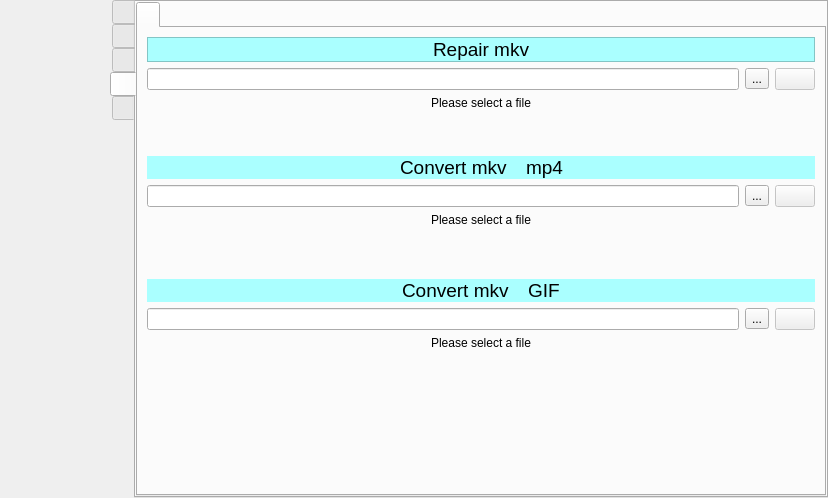
The window that src/wayland/formMainWindow_wl.ui (vkohaupt/vokoscreenNG) describes before a commit, drawn with Qt 5.
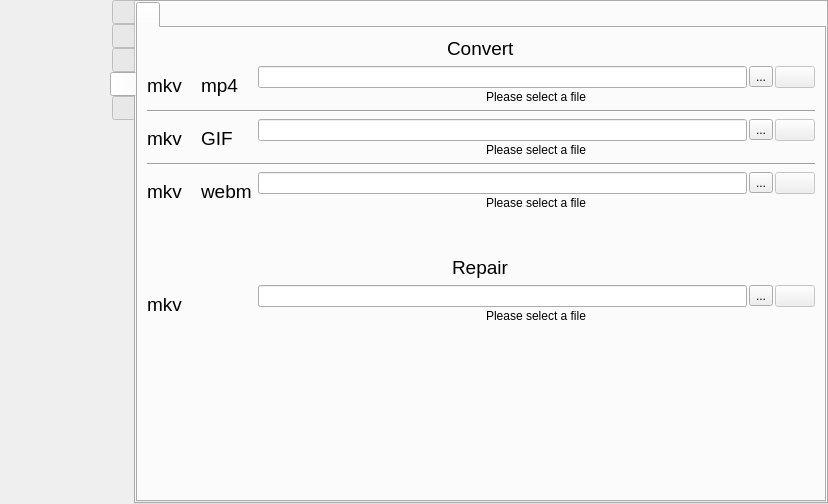
The same window after the commit. The open tabs and pages were chosen to show the change. Icons and pictures are not drawn.

Commit message: Convert mkv to webm

What changed in the file:
```diff
--- a/src/wayland/formMainWindow_wl.ui
+++ b/src/wayland/formMainWindow_wl.ui
@@ -7,7 +7,7 @@
     <x>0</x>
     <y>0</y>
     <width>828</width>
-    <height>498</height>
+    <height>504</height>
    </rect>
   </property>
   <property name="windowTitle">
@@ -3008,18 +3008,73 @@
               <string notr="true"/>
              </attribute>
              <layout class="QVBoxLayout" name="verticalLayout_23">
+              <item alignment="Qt::AlignHCenter">
+               <widget class="QLabel" name="label_14">
+                <property name="font">
+                 <font>
+                  <pointsize>14</pointsize>
+                 </font>
+                </property>
+                <property name="text">
+                 <string>Convert</string>
+                </property>
+               </widget>
+              </item>
               <item>
-               <widget class="QFrame" name="frame_5">
-                <property name="styleSheet">
-                 <string notr="true">background-color: rgb(170, 255, 255);</string>
-                </property>
-                <property name="frameShape">
-                 <enum>QFrame::StyledPanel</enum>
-                </property>
-                <property name="frameShadow">
-                 <enum>QFrame::Raised</enum>
-                </property>
-                <layout class="QHBoxLayout" name="horizontalLayout_29">
+               <layout class="QGridLayout" name="gridLayout_5">
+                <item row="4" column="0" colspan="4">
+                 <widget class="Line" name="line_11">
+                  <property name="orientation">
+                   <enum>Qt::Horizontal</enum>
+                  </property>
+                 </widget>
+                </item>
+                <item row="3" column="3">
+                 <layout class="QVBoxLayout" name="verticalLayout_25">
+                  <property name="spacing">
+                   <number>2</number>
+                  </property>
+                  <item>
+                   <layout class="QHBoxLayout" name="horizontalLayout_21">
+                    <item>
+                     <widget class="QLineEdit" name="lineEdit_convert_mkv_to_gif">
+                      <property name="text">
+                       <string notr="true"/>
+                      </property>
+                      <property name="readOnly">
+                       <bool>true</bool>
+                      </property>
+                     </widget>
+                    </item>
+                    <item>
+                     <widget class="QToolButton" name="toolButton_convert_dialog_mkv_to_gif">
+                      <property name="text">
+                       <string notr="true">...</string>
+                      </property>
+                     </widget>
+                    </item>
+                    <item>
+                     <widget class="QPushButton" name="pushButton_convert_mkv_to_gif">
+                      <property name="enabled">
+                       <bool>false</bool>
+                      </property>
+                      <property name="text">
+                       <string notr="true"/>
+                      </property>
+                      <property name="icon">
+                       <iconset resource="../screencast.qrc">
+                        <normaloff>:/pictures/screencast/accept.png</normaloff>:/pictures/screencast/accept.png</iconset>
+                      </property>
+                     </widget>
+                    </item>
+                   </layout>
+                  </item>
+                  <item>
+                   <widget class="QWidget" name="widget_convert_mkv_to_gif" native="true">
+                    <property name="styleSheet">
+                     <string notr="true"/>
+                    </property>
+                    <layout class="QHBoxLayout" name="horizontalLayout_22">
                  <property name="spacing">
                   <number>0</number>
                  </property>
@@ -3035,53 +3090,212 @@
                  <property name="bottomMargin">
                   <number>0</number>
                  </property>
-                 <item>
-                  <layout class="QHBoxLayout" name="horizontalLayout_28">
-                   <item>
-                    <spacer name="horizontalSpacer_18">
-                     <property name="orientation">
-                      <enum>Qt::Horizontal</enum>
-                     </property>
-                     <property name="sizeHint" stdset="0">
-                      <size>
-                       <width>40</width>
-                       <height>20</height>
-                      </size>
-                     </property>
-                    </spacer>
-                   </item>
-                   <item>
-                    <widget class="QLabel" name="label_10">
+                     <item alignment="Qt::AlignHCenter">
+                      <widget class="QLabel" name="label_convert_mkv_to_gif">
+                       <property name="sizePolicy">
+                        <sizepolicy hsizetype="MinimumExpanding" vsizetype="Preferred">
+                         <horstretch>0</horstretch>
+                         <verstretch>0</verstretch>
+                        </sizepolicy>
+                       </property>
+                       <property name="text">
+                        <string notr="true">Please select a file</string>
+                       </property>
+                      </widget>
+                     </item>
+                    </layout>
+                   </widget>
+                  </item>
+                 </layout>
+                </item>
+                <item row="7" column="0" colspan="4" alignment="Qt::AlignHCenter">
+                 <widget class="QLabel" name="label_15">
                      <property name="font">
                       <font>
                        <pointsize>14</pointsize>
                       </font>
                      </property>
                      <property name="text">
-                      <string notr="true">Repair mkv</string>
+                   <string>Repair</string>
                      </property>
                     </widget>
                    </item>
+                <item row="1" column="3">
+                 <layout class="QVBoxLayout" name="verticalLayout_24">
+                  <property name="spacing">
+                   <number>2</number>
+                  </property>
+                  <property name="topMargin">
+                   <number>0</number>
+                  </property>
                    <item>
-                    <spacer name="horizontalSpacer_19">
+                   <layout class="QHBoxLayout" name="horizontalLayout">
+                    <item>
+                     <widget class="QLineEdit" name="lineEdit_convert_mkv_to_mp4">
+                      <property name="text">
+                       <string notr="true"/>
+                      </property>
+                      <property name="readOnly">
+                       <bool>true</bool>
+                      </property>
+                     </widget>
+                    </item>
+                    <item>
+                     <widget class="QToolButton" name="toolButton_convert_dialog_mkv_to_mp4">
+                      <property name="text">
+                       <string notr="true">...</string>
+                      </property>
+                     </widget>
+                    </item>
+                    <item>
+                     <widget class="QPushButton" name="pushButton_convert_mkv_to_mp4">
+                      <property name="enabled">
+                       <bool>false</bool>
+                      </property>
+                      <property name="text">
+                       <string notr="true"/>
+                      </property>
+                      <property name="icon">
+                       <iconset resource="../screencast.qrc">
+                        <normaloff>:/pictures/screencast/accept.png</normaloff>:/pictures/screencast/accept.png</iconset>
+                      </property>
+                     </widget>
+                    </item>
+                   </layout>
+                  </item>
+                  <item>
+                   <widget class="QWidget" name="widget_convert_mkv_to_mp4" native="true">
+                    <property name="styleSheet">
+                     <string notr="true"/>
+                    </property>
+                    <layout class="QHBoxLayout" name="horizontalLayout_19">
+                     <property name="spacing">
+                      <number>0</number>
+                     </property>
+                     <property name="leftMargin">
+                      <number>0</number>
+                     </property>
+                     <property name="topMargin">
+                      <number>0</number>
+                     </property>
+                     <property name="rightMargin">
+                      <number>0</number>
+                     </property>
+                     <property name="bottomMargin">
+                      <number>0</number>
+                     </property>
+                     <item alignment="Qt::AlignHCenter">
+                      <widget class="QLabel" name="label_convert_mkv_to_mp4">
+                       <property name="sizePolicy">
+                        <sizepolicy hsizetype="MinimumExpanding" vsizetype="Preferred">
+                         <horstretch>0</horstretch>
+                         <verstretch>0</verstretch>
+                        </sizepolicy>
+                       </property>
+                       <property name="text">
+                        <string notr="true">Please select a file</string>
+                       </property>
+                      </widget>
+                     </item>
+                    </layout>
+                   </widget>
+                  </item>
+                 </layout>
+                </item>
+                <item row="2" column="0" colspan="4">
+                 <widget class="Line" name="line_10">
                      <property name="orientation">
                       <enum>Qt::Horizontal</enum>
                      </property>
-                     <property name="sizeHint" stdset="0">
-                      <size>
-                       <width>40</width>
-                       <height>20</height>
-                      </size>
-                     </property>
-                    </spacer>
-                   </item>
-                  </layout>
-                 </item>
+                 </widget>
+                </item>
+                <item row="5" column="3">
+                 <layout class="QVBoxLayout" name="verticalLayout_27">
+                  <property name="spacing">
+                   <number>2</number>
+                  </property>
+                  <item>
+                   <layout class="QHBoxLayout" name="horizontalLayout_36">
+                    <item>
+                     <widget class="QLineEdit" name="lineEdit_convert_mkv_to_webm">
+                      <property name="text">
+                       <string notr="true"/>
+                      </property>
+                      <property name="readOnly">
+                       <bool>true</bool>
+                      </property>
+                     </widget>
+                    </item>
+                    <item>
+                     <widget class="QToolButton" name="toolButton_convert_dialog_mkv_to_webm">
+                      <property name="text">
+                       <string notr="true">...</string>
+                      </property>
+                     </widget>
+                    </item>
+                    <item>
+                     <widget class="QPushButton" name="pushButton_convert_mkv_to_webm">
+                      <property name="enabled">
+                       <bool>false</bool>
+                      </property>
+                      <property name="text">
+                       <string notr="true"/>
+                      </property>
+                      <property name="icon">
+                       <iconset resource="../screencast.qrc">
+                        <normaloff>:/pictures/screencast/accept.png</normaloff>:/pictures/screencast/accept.png</iconset>
+                      </property>
+                     </widget>
+                    </item>
+                   </layout>
+                  </item>
+                  <item>
+                   <widget class="QWidget" name="widget_convert_mkv_to_webm" native="true">
+                    <property name="styleSheet">
+                     <string notr="true"/>
+                    </property>
+                    <layout class="QHBoxLayout" name="horizontalLayout_38">
+                     <property name="spacing">
+                      <number>0</number>
+                     </property>
+                     <property name="leftMargin">
+                      <number>0</number>
+                     </property>
+                     <property name="topMargin">
+                      <number>0</number>
+                     </property>
+                     <property name="rightMargin">
+                      <number>0</number>
+                     </property>
+                     <property name="bottomMargin">
+                      <number>0</number>
+                     </property>
+                     <item alignment="Qt::AlignHCenter">
+                      <widget class="QLabel" name="label_convert_mkv_to_webm">
+                       <property name="sizePolicy">
+                        <sizepolicy hsizetype="MinimumExpanding" vsizetype="Preferred">
+                         <horstretch>0</horstretch>
+                         <verstretch>0</verstretch>
+                        </sizepolicy>
+                       </property>
+                       <property name="text">
+                        <string notr="true">Please select a file</string>
+                       </property>
+                      </widget>
+                     </item>
                 </layout>
                </widget>
               </item>
-              <item>
+                 </layout>
+                </item>
+                <item row="8" column="3">
                <layout class="QVBoxLayout" name="verticalLayout_26">
+                  <property name="spacing">
+                   <number>2</number>
+                  </property>
+                  <property name="topMargin">
+                   <number>0</number>
+                  </property>
                 <item>
                  <layout class="QHBoxLayout" name="horizontalLayout_30">
                   <item>
@@ -3156,14 +3370,11 @@
                 </item>
                </layout>
               </item>
-              <item>
+                <item row="6" column="3">
                <spacer name="verticalSpacer_12">
                 <property name="orientation">
                  <enum>Qt::Vertical</enum>
                 </property>
-                <property name="sizeType">
-                 <enum>QSizePolicy::Preferred</enum>
-                </property>
                 <property name="sizeHint" stdset="0">
                  <size>
                   <width>20</width>
@@ -3172,56 +3383,8 @@
                 </property>
                </spacer>
               </item>
-              <item>
-               <widget class="QFrame" name="frame">
-                <property name="styleSheet">
-                 <string notr="true">background-color: rgb(170, 255, 255);</string>
-                </property>
-                <layout class="QHBoxLayout" name="horizontalLayout_24">
-                 <property name="spacing">
-                  <number>6</number>
-                 </property>
-                 <property name="leftMargin">
-                  <number>0</number>
-                 </property>
-                 <property name="topMargin">
-                  <number>0</number>
-                 </property>
-                 <property name="rightMargin">
-                  <number>0</number>
-                 </property>
-                 <property name="bottomMargin">
-                  <number>0</number>
-                 </property>
-                 <item>
-                  <layout class="QHBoxLayout" name="horizontalLayout_18">
-                   <item>
-                    <spacer name="horizontalSpacer_10">
-                     <property name="orientation">
-                      <enum>Qt::Horizontal</enum>
-                     </property>
-                     <property name="sizeHint" stdset="0">
-                      <size>
-                       <width>40</width>
-                       <height>20</height>
-                      </size>
-                     </property>
-                    </spacer>
-                   </item>
-                   <item>
-                    <widget class="QLabel" name="label_3">
-                     <property name="font">
-                      <font>
-                       <pointsize>14</pointsize>
-                      </font>
-                     </property>
-                     <property name="text">
-                      <string notr="true">Convert mkv</string>
-                     </property>
-                    </widget>
-                   </item>
-                   <item alignment="Qt::AlignVCenter">
-                    <widget class="QLabel" name="label_5">
+                <item row="5" column="1">
+                 <widget class="QLabel" name="label_12">
                      <property name="maximumSize">
                       <size>
                        <width>22</width>
@@ -3239,223 +3402,19 @@
                      </property>
                     </widget>
                    </item>
-                   <item>
-                    <widget class="QLabel" name="label_6">
+                <item row="5" column="2">
+                 <widget class="QLabel" name="label_13">
                      <property name="font">
                       <font>
                        <pointsize>14</pointsize>
                       </font>
                      </property>
                      <property name="text">
-                      <string notr="true">mp4</string>
+                   <string>webm</string>
                      </property>
                     </widget>
                    </item>
-                   <item>
-                    <spacer name="horizontalSpacer">
-                     <property name="orientation">
-                      <enum>Qt::Horizontal</enum>
-                     </property>
-                     <property name="sizeHint" stdset="0">
-                      <size>
-                       <width>40</width>
-                       <height>20</height>
-                      </size>
-                     </property>
-                    </spacer>
-                   </item>
-                  </layout>
-                 </item>
-                </layout>
-               </widget>
-              </item>
-              <item>
-               <layout class="QVBoxLayout" name="verticalLayout_24">
-                <item>
-                 <layout class="QHBoxLayout" name="horizontalLayout">
-                  <item>
-                   <widget class="QLineEdit" name="lineEdit_convert_mkv_to_mp4">
-                    <property name="text">
-                     <string notr="true"/>
-                    </property>
-                    <property name="readOnly">
-                     <bool>true</bool>
-                    </property>
-                   </widget>
-                  </item>
-                  <item>
-                   <widget class="QToolButton" name="toolButton_convert_dialog_mkv_to_mp4">
-                    <property name="text">
-                     <string notr="true">...</string>
-                    </property>
-                   </widget>
-                  </item>
-                  <item>
-                   <widget class="QPushButton" name="pushButton_convert_mkv_to_mp4">
-                    <property name="enabled">
-                     <bool>false</bool>
-                    </property>
-                    <property name="text">
-                     <string notr="true"/>
-                    </property>
-                    <property name="icon">
-                     <iconset resource="../screencast.qrc">
-                      <normaloff>:/pictures/screencast/accept.png</normaloff>:/pictures/screencast/accept.png</iconset>
-                    </property>
-                   </widget>
-                  </item>
-                 </layout>
-                </item>
-                <item>
-                 <widget class="QWidget" name="widget_convert_mkv_to_mp4" native="true">
-                  <property name="styleSheet">
-                   <string notr="true"/>
-                  </property>
-                  <layout class="QHBoxLayout" name="horizontalLayout_19">
-                   <property name="spacing">
-                    <number>0</number>
-                   </property>
-                   <property name="leftMargin">
-                    <number>0</number>
-                   </property>
-                   <property name="topMargin">
-                    <number>0</number>
-                   </property>
-                   <property name="rightMargin">
-                    <number>0</number>
-                   </property>
-                   <property name="bottomMargin">
-                    <number>0</number>
-                   </property>
-                   <item alignment="Qt::AlignHCenter">
-                    <widget class="QLabel" name="label_convert_mkv_to_mp4">
-                     <property name="sizePolicy">
-                      <sizepolicy hsizetype="MinimumExpanding" vsizetype="Preferred">
-                       <horstretch>0</horstretch>
-                       <verstretch>0</verstretch>
-                      </sizepolicy>
-                     </property>
-                     <property name="text">
-                      <string notr="true">Please select a file</string>
-                     </property>
-                    </widget>
-                   </item>
-                  </layout>
-                 </widget>
-                </item>
-               </layout>
-              </item>
-              <item>
-               <widget class="QFrame" name="frame_4">
-                <property name="maximumSize">
-                 <size>
-                  <width>16777215</width>
-                  <height>3</height>
-                 </size>
-                </property>
-                <property name="styleSheet">
-                 <string notr="true">background-color: rgb(170, 170, 127);</string>
-                </property>
-                <layout class="QHBoxLayout" name="horizontalLayout_27">
-                 <property name="spacing">
-                  <number>0</number>
-                 </property>
-                 <property name="leftMargin">
-                  <number>0</number>
-                 </property>
-                 <property name="topMargin">
-                  <number>0</number>
-                 </property>
-                 <property name="rightMargin">
-                  <number>0</number>
-                 </property>
-                 <property name="bottomMargin">
-                  <number>0</number>
-                 </property>
-                </layout>
-               </widget>
-              </item>
-              <item>
-               <spacer name="verticalSpacer_11">
-                <property name="orientation">
-                 <enum>Qt::Vertical</enum>
-                </property>
-                <property name="sizeType">
-                 <enum>QSizePolicy::Preferred</enum>
-                </property>
-                <property name="sizeHint" stdset="0">
-                 <size>
-                  <width>20</width>
-                  <height>40</height>
-                 </size>
-                </property>
-               </spacer>
-              </item>
-              <item>
-               <widget class="QFrame" name="frame_3">
-                <property name="styleSheet">
-                 <string notr="true">background-color: rgb(170, 255, 255);</string>
-                </property>
-                <layout class="QHBoxLayout" name="horizontalLayout_26">
-                 <property name="leftMargin">
-                  <number>0</number>
-                 </property>
-                 <property name="topMargin">
-                  <number>0</number>
-                 </property>
-                 <property name="rightMargin">
-                  <number>0</number>
-                 </property>
-                 <property name="bottomMargin">
-                  <number>0</number>
-                 </property>
-                 <item>
-                  <layout class="QHBoxLayout" name="horizontalLayout_3">
-                   <item>
-                    <spacer name="horizontalSpacer_11">
-                     <property name="orientation">
-                      <enum>Qt::Horizontal</enum>
-                     </property>
-                     <property name="sizeHint" stdset="0">
-                      <size>
-                       <width>40</width>
-                       <height>20</height>
-                      </size>
-                     </property>
-                    </spacer>
-                   </item>
-                   <item>
-                    <widget class="QLabel" name="label_7">
-                     <property name="font">
-                      <font>
-                       <pointsize>14</pointsize>
-                      </font>
-                     </property>
-                     <property name="text">
-                      <string notr="true">Convert mkv</string>
-                     </property>
-                    </widget>
-                   </item>
-                   <item>
-                    <widget class="QLabel" name="label_8">
-                     <property name="maximumSize">
-                      <size>
-                       <width>22</width>
-                       <height>15</height>
-                      </size>
-                     </property>
-                     <property name="text">
-                      <string notr="true"/>
-                     </property>
-                     <property name="pixmap">
-                      <pixmap resource="../screencast.qrc">:/pictures/convert/convertTo.png</pixmap>
-                     </property>
-                     <property name="scaledContents">
-                      <bool>true</bool>
-                     </property>
-                    </widget>
-                   </item>
-                   <item>
+                <item row="3" column="2">
                     <widget class="QLabel" name="label_9">
                      <property name="font">
                       <font>
@@ -3467,127 +3426,103 @@
                      </property>
                     </widget>
                    </item>
-                   <item>
-                    <spacer name="horizontalSpacer_17">
-                     <property name="orientation">
-                      <enum>Qt::Horizontal</enum>
-                     </property>
-                     <property name="sizeHint" stdset="0">
+                <item row="3" column="1">
+                 <widget class="QLabel" name="label_8">
+                  <property name="maximumSize">
                       <size>
-                       <width>40</width>
-                       <height>20</height>
-                      </size>
-                     </property>
-                    </spacer>
-                   </item>
-                  </layout>
-                 </item>
-                </layout>
-               </widget>
-              </item>
-              <item>
-               <layout class="QVBoxLayout" name="verticalLayout_25">
-                <item>
-                 <layout class="QHBoxLayout" name="horizontalLayout_21">
-                  <item>
-                   <widget class="QLineEdit" name="lineEdit_convert_mkv_to_gif">
+                    <width>22</width>
+                    <height>15</height>
+                   </size>
+                  </property>
                     <property name="text">
                      <string notr="true"/>
                     </property>
-                    <property name="readOnly">
+                  <property name="pixmap">
+                   <pixmap resource="../screencast.qrc">:/pictures/convert/convertTo.png</pixmap>
+                  </property>
+                  <property name="scaledContents">
                      <bool>true</bool>
                     </property>
                    </widget>
                   </item>
-                  <item>
-                   <widget class="QToolButton" name="toolButton_convert_dialog_mkv_to_gif">
+                <item row="3" column="0">
+                 <widget class="QLabel" name="label_7">
+                  <property name="font">
+                   <font>
+                    <pointsize>14</pointsize>
+                   </font>
+                  </property>
                     <property name="text">
-                     <string notr="true">...</string>
+                   <string notr="true">mkv</string>
                     </property>
                    </widget>
                   </item>
-                  <item>
-                   <widget class="QPushButton" name="pushButton_convert_mkv_to_gif">
-                    <property name="enabled">
-                     <bool>false</bool>
+                <item row="1" column="2">
+                 <widget class="QLabel" name="label_6">
+                  <property name="font">
+                   <font>
+                    <pointsize>14</pointsize>
+                   </font>
                     </property>
                     <property name="text">
-                     <string notr="true"/>
-                    </property>
-                    <property name="icon">
-                     <iconset resource="../screencast.qrc">
-                      <normaloff>:/pictures/screencast/accept.png</normaloff>:/pictures/screencast/accept.png</iconset>
-                    </property>
-                   </widget>
-                  </item>
-                 </layout>
-                </item>
-                <item>
-                 <widget class="QWidget" name="widget_convert_mkv_to_gif" native="true">
-                  <property name="styleSheet">
+                   <string notr="true">mp4</string>
+                  </property>
+                 </widget>
+                </item>
+                <item row="1" column="1">
+                 <widget class="QLabel" name="label_5">
+                  <property name="maximumSize">
+                   <size>
+                    <width>22</width>
+                    <height>15</height>
+                   </size>
+                  </property>
+                  <property name="text">
                    <string notr="true"/>
                   </property>
-                  <layout class="QHBoxLayout" name="horizontalLayout_22">
-                   <property name="spacing">
-                    <number>0</number>
-                   </property>
-                   <property name="leftMargin">
-                    <number>0</number>
-                   </property>
-                   <property name="topMargin">
-                    <number>0</number>
-                   </property>
-                   <property name="rightMargin">
-                    <number>0</number>
-                   </property>
-                   <property name="bottomMargin">
-                    <number>0</number>
-                   </property>
-                   <item alignment="Qt::AlignHCenter">
-                    <widget class="QLabel" name="label_convert_mkv_to_gif">
-                     <property name="sizePolicy">
-                      <sizepolicy hsizetype="MinimumExpanding" vsizetype="Preferred">
-                       <horstretch>0</horstretch>
-                       <verstretch>0</verstretch>
-                      </sizepolicy>
-                     </property>
+                  <property name="pixmap">
+                   <pixmap resource="../screencast.qrc">:/pictures/convert/convertTo.png</pixmap>
+                  </property>
+                  <property name="scaledContents">
+                   <bool>true</bool>
+                  </property>
+                 </widget>
+                </item>
+                <item row="1" column="0">
+                 <widget class="QLabel" name="label_3">
+                  <property name="font">
+                   <font>
+                    <pointsize>14</pointsize>
+                   </font>
+                  </property>
                      <property name="text">
-                      <string notr="true">Please select a file</string>
+                   <string notr="true">mkv</string>
                      </property>
                     </widget>
                    </item>
-                  </layout>
-                 </widget>
-                </item>
-               </layout>
-              </item>
-              <item>
-               <layout class="QHBoxLayout" name="horizontalLayout_6">
-                <item>
-                 <spacer name="horizontalSpacer_16">
-                  <property name="orientation">
-                   <enum>Qt::Horizontal</enum>
+                <item row="5" column="0">
+                 <widget class="QLabel" name="label_11">
+                  <property name="font">
+                   <font>
+                    <pointsize>14</pointsize>
+                   </font>
                   </property>
-                  <property name="sizeHint" stdset="0">
-                   <size>
-                    <width>40</width>
-                    <height>20</height>
-                   </size>
+                  <property name="text">
+                   <string notr="true">mkv</string>
                   </property>
-                 </spacer>
+                 </widget>
                 </item>
-                <item>
-                 <spacer name="horizontalSpacer_12">
-                  <property name="orientation">
-                   <enum>Qt::Horizontal</enum>
+                <item row="8" column="0">
+                 <widget class="QLabel" name="label_10">
+                  <property name="font">
+                   <font>
+                    <pointsize>14</pointsize>
+                   </font>
                   </property>
-                  <property name="sizeHint" stdset="0">
-                   <size>
-                    <width>40</width>
-                    <height>20</height>
-                   </size>
+                  <property name="text">
+                   <string notr="true">mkv</string>
                   </property>
-                 </spacer>
+                 </widget>
                 </item>
                </layout>
               </item>
```
Left out of the diff: 8 changed lines with no effect on the pictures. Lines whose indentation alone changed are shown as unchanged. The commit also changes 6 other files.
